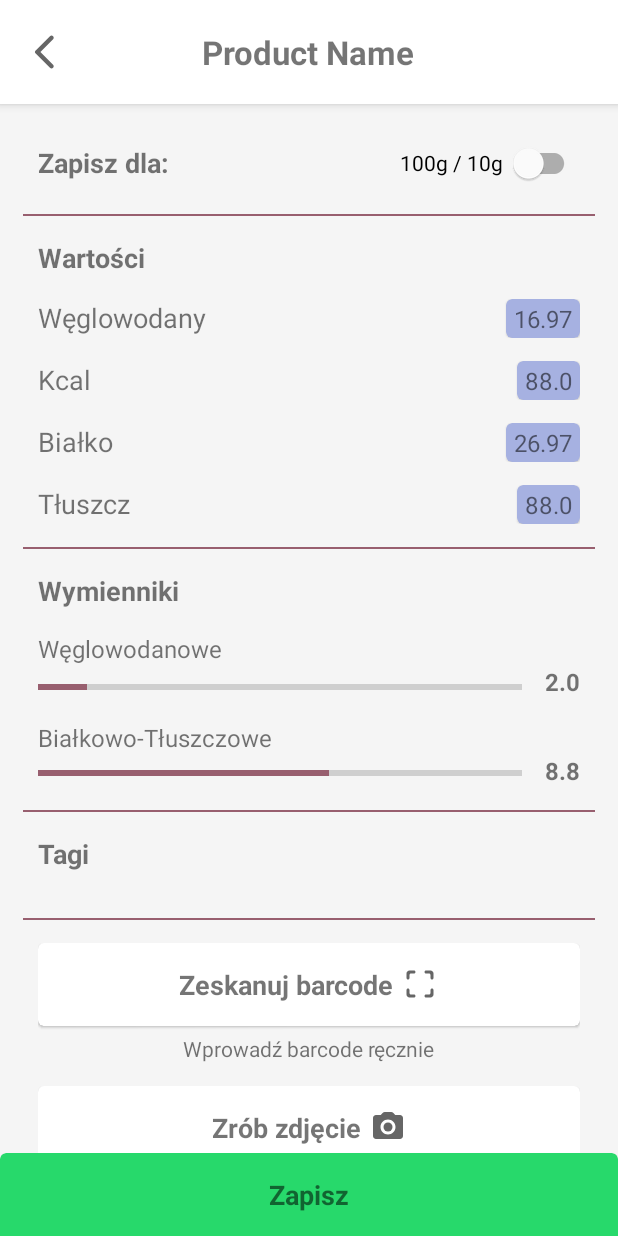
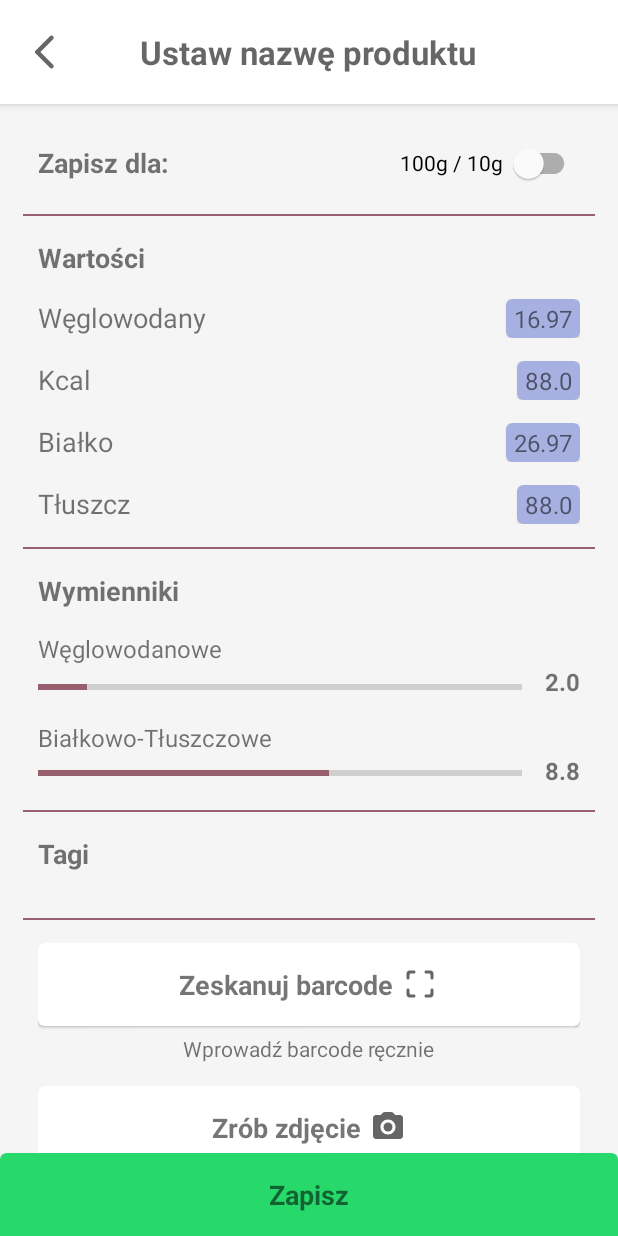
Before and after one commit to piekarskipiotr/mydiabetes, an Android app: the layout activity_save_product.xml on its own in the app's theme, with its tools: preview values and no code run, on a phone screen of 412 x 824 dp. Run offline under Robolectric (Android 15) with nearby library versions, the phone set to English and light mode, and no system bars.

Commit message:
Implement uniqueness of the product name.

```diff
--- a/app/src/main/java/com/apps/bacon/mydiabetes/AddProductFragment.kt
+++ b/app/src/main/java/com/apps/bacon/mydiabetes/AddProductFragment.kt
@@ -53,7 +53,7 @@ class AddProductFragment : Fragment() {
             if(!checkForEmptyFields()){
                 bottomSheetDialog.setContentView(bottomSheetDialogViewBinding.root)
                 bottomSheetDialog.show()
-                val intent = Intent (activity, SaveProductActivity::class.java)
+                val intent = Intent (requireActivity(), SaveProductActivity::class.java)
                 val weight: Double
                 val correctWeight: Double
                 val pieces: Int
@@ -148,7 +148,7 @@ class AddProductFragment : Fragment() {
 
                 bottomSheetDialogViewBinding.calculateButton.setOnClickListener {
                     bottomSheetDialog.dismiss()
-                    requireActivity().startActivity(intent)
+                    startActivity(intent)
                 }
             }else{
                 setError()
--- a/app/src/main/java/com/apps/bacon/mydiabetes/data/ProductDao.kt
+++ b/app/src/main/java/com/apps/bacon/mydiabetes/data/ProductDao.kt
@@ -14,6 +14,9 @@ interface ProductDao {
     @Query("SELECT * FROM products WHERE :id == product_id")
     fun getProduct(id: Int): Product
 
+    @Query("SELECT * FROM products WHERE :name == product_name")
+    fun getProduct(name: String): Product
+
     @Insert
     fun insert(product: Product)
 
--- a/app/src/main/java/com/apps/bacon/mydiabetes/data/SaveProductRepository.kt
+++ b/app/src/main/java/com/apps/bacon/mydiabetes/data/SaveProductRepository.kt
@@ -3,11 +3,11 @@ package com.apps.bacon.mydiabetes.data
 class SaveProductRepository constructor(
     private val database: AppDatabase) {
 
+    fun getProduct(name: String) = database.productDao().getProduct(name)
+
     fun getAllTag() = database.tagDao().getAll()
 
     fun getTagById(id: Int) = database.tagDao().getTagById(id)
-
-    suspend fun insertTag(tag: Tag) = database.tagDao().insert(tag)
 
     suspend fun insertProduct(product: Product) = database.productDao().insert(product)
 
--- a/app/src/main/java/com/apps/bacon/mydiabetes/viewmodel/SaveProductViewModel.kt
+++ b/app/src/main/java/com/apps/bacon/mydiabetes/viewmodel/SaveProductViewModel.kt
@@ -11,13 +11,11 @@ import kotlinx.coroutines.launch
 class SaveProductViewModel constructor(
     private val repository: SaveProductRepository) : ViewModel() {
 
+        fun getProduct(name: String) = repository.getProduct(name)
+
         fun getAllTags() = repository.getAllTag()
 
         fun getTagById(id: Int) = repository.getTagById(id)
-
-        fun insertTag(tag: Tag) = CoroutineScope(Dispatchers.Main).launch {
-            repository.insertTag(tag)
-        }
 
         fun insertProduct(product: Product) = CoroutineScope(Dispatchers.Main).launch {
             repository.insertProduct(product)
--- a/app/src/main/res/layout/activity_save_product.xml
+++ b/app/src/main/res/layout/activity_save_product.xml
@@ -29,9 +29,10 @@
                     android:paddingTop="20dp"
                     android:paddingEnd="16dp"
                     android:paddingBottom="20dp"
-                    android:text="Product Name"
+                    android:hint="Ustaw nazwę produktu"
                     android:textSize="22sp"
-                    android:textStyle="bold" />
+                    android:textStyle="bold"
+                    android:textAlignment="center"/>
 
                 <ImageView
                     android:id="@+id/backButton"
```
